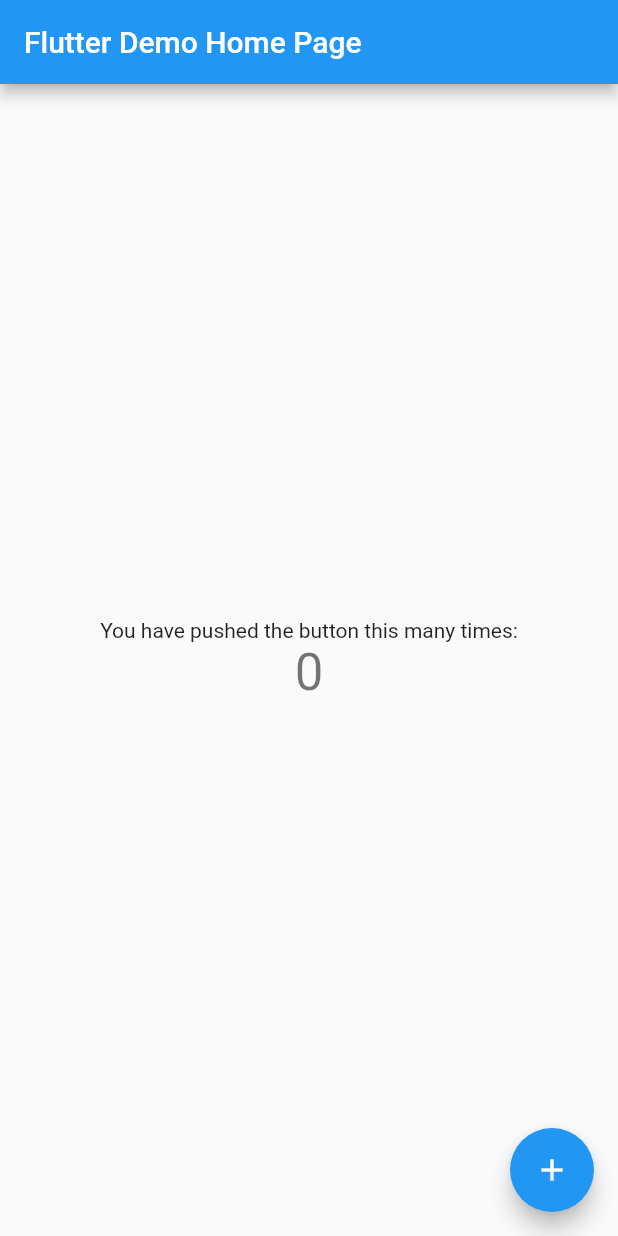
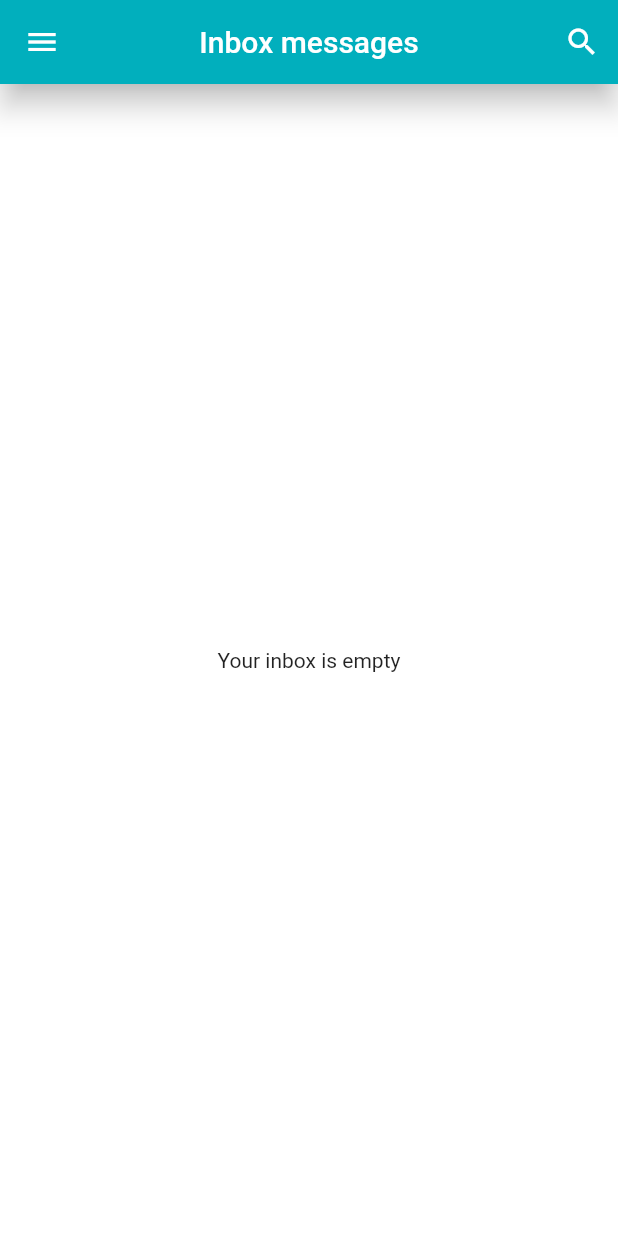
Before and after one commit to MohamedGouaouri/chat_app, a Flutter app: the screen it shows after launch, on a phone screen of 412 x 824 dp. Run offline on Flutter 3.47's test engine with Material 2 defaults, Android fonts, the phone set to English and light mode, and no system bars; Roboto replaces fonts that are missing (KleeOne).

Commit message:
added home page ui

```diff
--- a/lib/main.dart
+++ b/lib/main.dart
@@ -1,4 +1,6 @@
 import 'package:flutter/material.dart';
+
+import 'views/home.dart';
 
 void main() {
   runApp(MyApp());
@@ -9,105 +11,26 @@ class MyApp extends StatelessWidget {
   @override
   Widget build(BuildContext context) {
     return MaterialApp(
-      title: 'Flutter Demo',
+      debugShowCheckedModeBanner: false,
+      title: 'Chat app',
       theme: ThemeData(
-        // This is the theme of your application.
-        //
-        // Try running your application with "flutter run". You'll see the
-        // application has a blue toolbar. Then, without quitting the app, try
-        // changing the primarySwatch below to Colors.green and then invoke
-        // "hot reload" (press "r" in the console where you ran "flutter run",
-        // or simply save your changes to "hot reload" in a Flutter IDE).
-        // Notice that the counter didn't reset back to zero; the application
-        // is not restarted.
-        primarySwatch: Colors.blue,
-      ),
-      home: MyHomePage(title: 'Flutter Demo Home Page'),
+          primarySwatch: MaterialColor(
+            0xFF01afbd,
+            {
+              50: Color(0xFF01afbd),
+              100: Color(0xFF01afbd),
+              200: Color(0xFF01afbd),
+              300: Color(0xFF01afbd),
+              400: Color(0xFF01afbd),
+              500: Color(0xFF01afbd),
+              600: Color(0xFF01afbd),
+              700: Color(0xFF01afbd),
+              800: Color(0xFF01afbd),
+              900: Color(0xFF01afbd),
+            },
+          ),
+          fontFamily: "KleeOne"),
+      home: HomePage(),
     );
   }
 }
-
-class MyHomePage extends StatefulWidget {
-  MyHomePage({Key? key, required this.title}) : super(key: key);
-
-  // This widget is the home page of your application. It is stateful, meaning
-  // that it has a State object (defined below) that contains fields that affect
-  // how it looks.
-
-  // This class is the configuration for the state. It holds the values (in this
-  // case the title) provided by the parent (in this case the App widget) and
-  // used by the build method of the State. Fields in a Widget subclass are
-  // always marked "final".
-
-  final String title;
-
-  @override
-  _MyHomePageState createState() => _MyHomePageState();
-}
-
-class _MyHomePageState extends State<MyHomePage> {
-  int _counter = 0;
-
-  void _incrementCounter() {
-    setState(() {
-      // This call to setState tells the Flutter framework that something has
-      // changed in this State, which causes it to rerun the build method below
-      // so that the display can reflect the updated values. If we changed
-      // _counter without calling setState(), then the build method would not be
-      // called again, and so nothing would appear to happen.
-      _counter++;
-    });
-  }
-
-  @override
-  Widget build(BuildContext context) {
-    // This method is rerun every time setState is called, for instance as done
-    // by the _incrementCounter method above.
-    //
-    // The Flutter framework has been optimized to make rerunning build methods
-    // fast, so that you can just rebuild anything that needs updating rather
-    // than having to individually change instances of widgets.
-    return Scaffold(
-      appBar: AppBar(
-        // Here we take the value from the MyHomePage object that was created by
-        // the App.build method, and use it to set our appbar title.
-        title: Text(widget.title),
-      ),
-      body: Center(
-        // Center is a layout widget. It takes a single child and positions it
-        // in the middle of the parent.
-        child: Column(
-          // Column is also a layout widget. It takes a list of children and
-          // arranges them vertically. By default, it sizes itself to fit its
-          // children horizontally, and tries to be as tall as its parent.
-          //
-          // Invoke "debug painting" (press "p" in the console, choose the
-          // "Toggle Debug Paint" action from the Flutter Inspector in Android
-          // Studio, or the "Toggle Debug Paint" command in Visual Studio Code)
-          // to see the wireframe for each widget.
-          //
-          // Column has various properties to control how it sizes itself and
-          // how it positions its children. Here we use mainAxisAlignment to
-          // center the children vertically; the main axis here is the vertical
-          // axis because Columns are vertical (the cross axis would be
-          // horizontal).
-          mainAxisAlignment: MainAxisAlignment.center,
-          children: <Widget>[
-            Text(
-              'You have pushed the button this many times:',
-            ),
-            Text(
-              '$_counter',
-              style: Theme.of(context).textTheme.headline4,
-            ),
-          ],
-        ),
-      ),
-      floatingActionButton: FloatingActionButton(
-        onPressed: _incrementCounter,
-        tooltip: 'Increment',
-        child: Icon(Icons.add),
-      ), // This trailing comma makes auto-formatting nicer for build methods.
-    );
-  }
-}
--- /dev/null
+++ b/lib/views/drawer.dart
@@ -0,0 +1,3 @@
+import 'package:flutter/material.dart';
+
+class NavigationDrawer extends Drawer {}
--- /dev/null
+++ b/lib/views/home.dart
@@ -0,0 +1,42 @@
+import 'package:chat_app/views/drawer.dart';
+import 'package:flutter/material.dart';
+
+class HomePage extends StatefulWidget {
+  const HomePage({Key? key}) : super(key: key);
+
+  @override
+  _HomePageState createState() => _HomePageState();
+}
+
+class _HomePageState extends State<HomePage> {
+  @override
+  Widget build(BuildContext context) {
+    return Scaffold(
+      backgroundColor: Colors.white,
+      drawer: NavigationDrawer(),
+      appBar: AppBar(
+        elevation: 8,
+        iconTheme: IconThemeData(color: Colors.white),
+        title: Text(
+          "Inbox messages",
+          style: TextStyle(
+            color: Colors.white,
+          ),
+        ),
+        centerTitle: true,
+        actions: [
+          IconButton(
+            onPressed: () {},
+            icon: Icon(
+              Icons.search,
+            ),
+            //color: Colors.white,
+          ),
+        ],
+      ),
+      body: Center(
+        child: Text("Your inbox is empty"),
+      ),
+    );
+  }
+}
```
Also changed, not shown: fonts/Klee_One/OFL.txt (added, +93 -0 lines), pubspec.yaml (+7 -10 lines), 3 other files.
